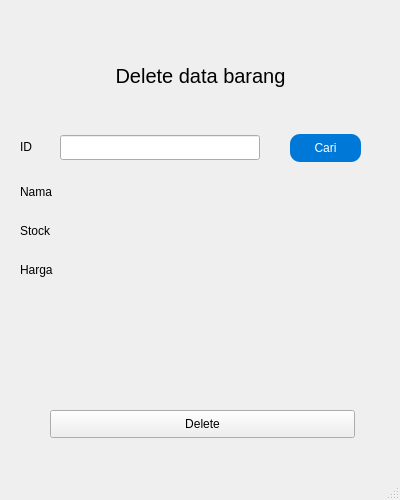
Before: the Qt Designer form UI/form_delete_data_barang.ui in Nopwall09/tugas-gui2, drawn with Qt 5.
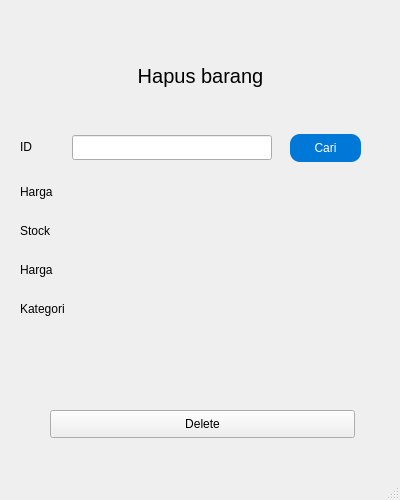
After: the same form once the commit is applied.

Patch:
```diff
--- a/UI/form_delete_data_barang.ui
+++ b/UI/form_delete_data_barang.ui
@@ -47,7 +47,7 @@
      </font>
     </property>
     <property name="text">
-     <string>Delete data barang</string>
+     <string>Hapus barang</string>
     </property>
     <property name="alignment">
      <set>Qt::AlignCenter</set>
@@ -111,7 +111,7 @@
       <x>20</x>
       <y>130</y>
       <width>361</width>
-      <height>154</height>
+      <height>230</height>
      </rect>
     </property>
     <layout class="QFormLayout" name="formLayout">
@@ -148,9 +148,9 @@
       </widget>
      </item>
      <item row="1" column="0">
-      <widget class="QLabel" name="namaLabel">
+      <widget class="QLabel" name="hargaLabel">
        <property name="text">
-        <string>Nama</string>
+        <string>Harga</string>
        </property>
       </widget>
      </item>
@@ -168,14 +168,18 @@
       <widget class="QWidget" name="Kategori" native="true"/>
      </item>
      <item row="3" column="0">
-      <widget class="QLabel" name="hargaLabel">
+      <widget class="QLabel" name="hargaLabel_2">
        <property name="text">
         <string>Harga</string>
        </property>
       </widget>
      </item>
-     <item row="3" column="1">
-      <widget class="QWidget" name="hargaWidget" native="true"/>
+     <item row="4" column="0">
+      <widget class="QLabel" name="kategoriLabel">
+       <property name="text">
+        <string>Kategori</string>
+       </property>
+      </widget>
      </item>
     </layout>
    </widget>
```
Left out of the diff: 6 changed lines with no effect on the pictures.
